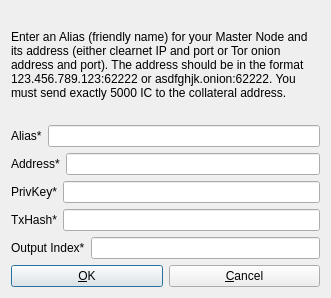
Qt form src/qt/forms/addeditadrenalinenode.ui (1746644/TBC) before a commit.
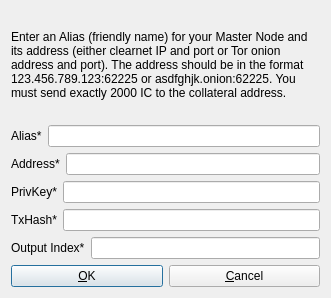
The same form after that commit.

The edit to the form file:
```diff
--- a/src/qt/forms/addeditadrenalinenode.ui
+++ b/src/qt/forms/addeditadrenalinenode.ui
@@ -26,7 +26,7 @@
       </sizepolicy>
      </property>
      <property name="text">
-      <string>&lt;html&gt;&lt;head/&gt;&lt;body&gt;&lt;p&gt;Enter an Alias (friendly name) for your Master Node and its address (either clearnet IP and port or Tor onion address and port). The address should be in the format 123.456.789.123:62222 or asdfghjk.onion:62222. You must send exactly 5000 IC to the collateral address.&lt;/p&gt;&lt;/body&gt;&lt;/html&gt;</string>
+      <string>&lt;html&gt;&lt;head/&gt;&lt;body&gt;&lt;p&gt;Enter an Alias (friendly name) for your Master Node and its address (either clearnet IP and port or Tor onion address and port). The address should be in the format 123.456.789.123:62225 or asdfghjk.onion:62225. You must send exactly 2000 IC to the collateral address.&lt;/p&gt;&lt;/body&gt;&lt;/html&gt;</string>
      </property>
      <property name="wordWrap">
       <bool>true</bool>
```
